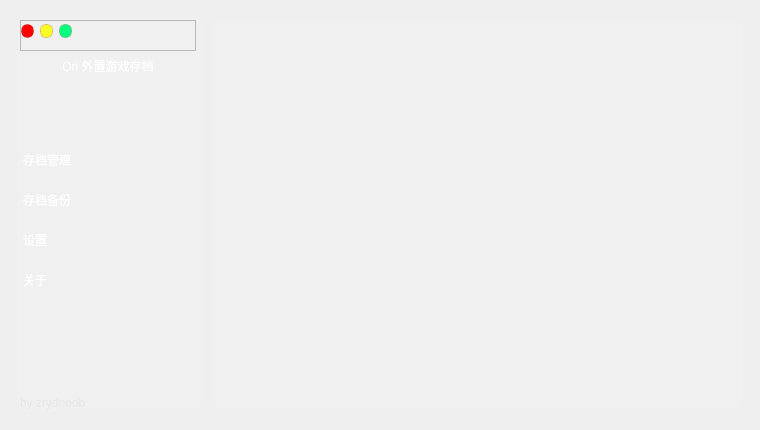
Before: the Qt Designer form untitled.ui in zrydnoob/Ori-Archive-Manager, drawn with Qt 5.
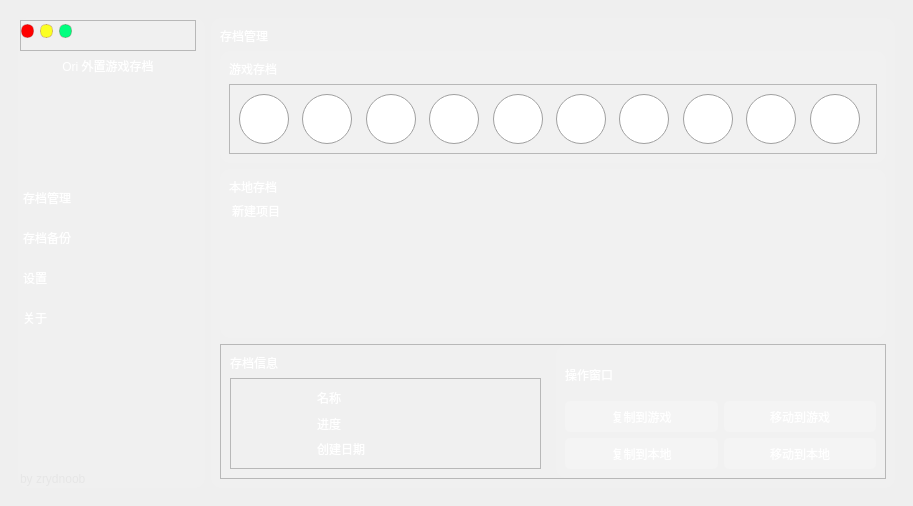
After: the same form once the commit is applied. Icons and pictures are not drawn.

Commit message: add(untitled.ui): 添加设置、存档管理、关于布局文件

```diff
--- a/untitled.ui
+++ b/untitled.ui
@@ -6,8 +6,8 @@
    <rect>
     <x>0</x>
     <y>0</y>
-    <width>760</width>
-    <height>430</height>
+    <width>913</width>
+    <height>506</height>
    </rect>
   </property>
   <property name="minimumSize">
@@ -19,6 +19,31 @@
   <property name="windowTitle">
    <string>MainWindow</string>
   </property>
+  <property name="styleSheet">
+   <string notr="true">QPushButton{
+	background-color: rgba(255, 255, 255, 50);
+	border-radius: 5px;
+	
+}
+
+QPushButton:hover{
+	background-color: rgba(255, 255, 255, 150);
+	border-radius: 5px;
+	color:rgb(185, 185, 185);
+}
+
+QPushButton:pressed{
+	background-color:rgba(209, 209, 209, 185);
+	border-radius: 5px;
+	color:rgb(185, 185, 185);
+}
+
+QPushButton:focus{
+	outline:none;
+}
+
+</string>
+  </property>
   <widget class="QWidget" name="centralwidget">
    <layout class="QGridLayout" name="gridLayout">
     <item row="0" column="0">
@@ -410,7 +435,955 @@
               </item>
              </layout>
             </widget>
-            <widget class="QWidget" name="page_2"/>
+            <widget class="QWidget" name="page_2">
+             <property name="styleSheet">
+              <string notr="true">QWidget#page_2{
+	background-color: transparent;
+}</string>
+             </property>
+             <layout class="QVBoxLayout" name="verticalLayout_12" stretch="0,0,1,0">
+              <item>
+               <widget class="QLabel" name="label_5">
+                <property name="styleSheet">
+                 <string notr="true">font: 12pt &quot;Alibaba PuHuiTi 3.0&quot;;</string>
+                </property>
+                <property name="text">
+                 <string>存档管理</string>
+                </property>
+               </widget>
+              </item>
+              <item>
+               <widget class="QFrame" name="frame_5">
+                <property name="styleSheet">
+                 <string notr="true">QFrame#frame_5{
+	border-radius:10px;
+	background-color: rgba(255, 255, 255, 10);
+}</string>
+                </property>
+                <property name="frameShape">
+                 <enum>QFrame::StyledPanel</enum>
+                </property>
+                <property name="frameShadow">
+                 <enum>QFrame::Raised</enum>
+                </property>
+                <layout class="QVBoxLayout" name="verticalLayout_2">
+                 <item>
+                  <widget class="QLabel" name="label_6">
+                   <property name="styleSheet">
+                    <string notr="true"/>
+                   </property>
+                   <property name="text">
+                    <string>游戏存档</string>
+                   </property>
+                  </widget>
+                 </item>
+                 <item>
+                  <widget class="QFrame" name="frame_9">
+                   <property name="frameShape">
+                    <enum>QFrame::StyledPanel</enum>
+                   </property>
+                   <property name="frameShadow">
+                    <enum>QFrame::Raised</enum>
+                   </property>
+                   <layout class="QHBoxLayout" name="horizontalLayout_3">
+                    <item>
+                     <widget class="QRadioButton" name="radioButton">
+                      <property name="styleSheet">
+                       <string notr="true">
+QRadioButton::indicator { 
+	width: 50px;
+	height: 50px;
+}
+
+
+QRadioButton::indicator::unchecked {
+	border-image: url(:/Placeholding/Placeholding/10972.png);
+	border-radius:25px;
+	background-color: rgba(255, 255, 255, 100);
+}
+
+QRadioButton::indicator::checked {
+	border-image: url(:/Placeholding/Placeholding/10972.png);
+	border-radius:25px;
+	background-color: rgb(83, 141, 217)
+}
+
+</string>
+                      </property>
+                      <property name="text">
+                       <string/>
+                      </property>
+                      <property name="autoExclusive">
+                       <bool>true</bool>
+                      </property>
+                     </widget>
+                    </item>
+                    <item>
+                     <widget class="QRadioButton" name="radioButton_2">
+                      <property name="styleSheet">
+                       <string notr="true">
+QRadioButton::indicator { 
+	width: 50px;
+	height: 50px;
+}
+
+
+QRadioButton::indicator::unchecked {
+	border-image: url(:/Placeholding/Placeholding/10972.png);
+	border-radius:25px;
+	background-color: rgba(255, 255, 255, 100);
+}
+
+QRadioButton::indicator::checked {
+	border-image: url(:/Placeholding/Placeholding/10972.png);
+	border-radius:25px;
+	background-color: rgb(83, 141, 217)
+}
+
+</string>
+                      </property>
+                      <property name="text">
+                       <string/>
+                      </property>
+                      <property name="autoExclusive">
+                       <bool>true</bool>
+                      </property>
+                     </widget>
+                    </item>
+                    <item>
+                     <widget class="QRadioButton" name="radioButton_3">
+                      <property name="styleSheet">
+                       <string notr="true">
+QRadioButton::indicator { 
+	width: 50px;
+	height: 50px;
+}
+
+
+QRadioButton::indicator::unchecked {
+	border-image: url(:/Placeholding/Placeholding/10972.png);
+	border-radius:25px;
+	background-color: rgba(255, 255, 255, 100);
+}
+
+QRadioButton::indicator::checked {
+	border-image: url(:/Placeholding/Placeholding/10972.png);
+	border-radius:25px;
+	background-color: rgb(83, 141, 217)
+}
+
+</string>
+                      </property>
+                      <property name="text">
+                       <string/>
+                      </property>
+                      <property name="autoExclusive">
+                       <bool>true</bool>
+                      </property>
+                     </widget>
+                    </item>
+                    <item>
+                     <widget class="QRadioButton" name="radioButton_4">
+                      <property name="styleSheet">
+                       <string notr="true">
+QRadioButton::indicator { 
+	width: 50px;
+	height: 50px;
+}
+
+
+QRadioButton::indicator::unchecked {
+	border-image: url(:/Placeholding/Placeholding/10972.png);
+	border-radius:25px;
+	background-color: rgba(255, 255, 255, 100);
+}
+
+QRadioButton::indicator::checked {
+	border-image: url(:/Placeholding/Placeholding/10972.png);
+	border-radius:25px;
+	background-color: rgb(83, 141, 217)
+}
+
+</string>
+                      </property>
+                      <property name="text">
+                       <string/>
+                      </property>
+                      <property name="autoExclusive">
+                       <bool>true</bool>
+                      </property>
+                     </widget>
+                    </item>
+                    <item>
+                     <widget class="QRadioButton" name="radioButton_5">
+                      <property name="styleSheet">
+                       <string notr="true">
+QRadioButton::indicator { 
+	width: 50px;
+	height: 50px;
+}
+
+
+QRadioButton::indicator::unchecked {
+	border-image: url(:/Placeholding/Placeholding/10972.png);
+	border-radius:25px;
+	background-color: rgba(255, 255, 255, 100);
+}
+
+QRadioButton::indicator::checked {
+	border-image: url(:/Placeholding/Placeholding/10972.png);
+	border-radius:25px;
+	background-color: rgb(83, 141, 217)
+}
+
+</string>
+                      </property>
+                      <property name="text">
+                       <string/>
+                      </property>
+                      <property name="autoExclusive">
+                       <bool>true</bool>
+                      </property>
+                     </widget>
+                    </item>
+                    <item>
+                     <widget class="QRadioButton" name="radioButton_6">
+                      <property name="styleSheet">
+                       <string notr="true">
+QRadioButton::indicator { 
+	width: 50px;
+	height: 50px;
+}
+
+
+QRadioButton::indicator::unchecked {
+	border-image: url(:/Placeholding/Placeholding/10972.png);
+	border-radius:25px;
+	background-color: rgba(255, 255, 255, 100);
+}
+
+QRadioButton::indicator::checked {
+	border-image: url(:/Placeholding/Placeholding/10972.png);
+	border-radius:25px;
+	background-color: rgb(83, 141, 217)
+}
+
+</string>
+                      </property>
+                      <property name="text">
+                       <string/>
+                      </property>
+                      <property name="autoExclusive">
+                       <bool>true</bool>
+                      </property>
+                     </widget>
+                    </item>
+                    <item>
+                     <widget class="QRadioButton" name="radioButton_7">
+                      <property name="styleSheet">
+                       <string notr="true">
+QRadioButton::indicator { 
+	width: 50px;
+	height: 50px;
+}
+
+
+QRadioButton::indicator::unchecked {
+	border-image: url(:/Placeholding/Placeholding/10972.png);
+	border-radius:25px;
+	background-color: rgba(255, 255, 255, 100);
+}
+
+QRadioButton::indicator::checked {
+	border-image: url(:/Placeholding/Placeholding/10972.png);
+	border-radius:25px;
+	background-color: rgb(83, 141, 217)
+}
+
+</string>
+                      </property>
+                      <property name="text">
+                       <string/>
+                      </property>
+                      <property name="autoExclusive">
+                       <bool>true</bool>
+                      </property>
+                     </widget>
+                    </item>
+                    <item>
+                     <widget class="QRadioButton" name="radioButton_8">
+                      <property name="styleSheet">
+                       <string notr="true">
+QRadioButton::indicator { 
+	width: 50px;
+	height: 50px;
+}
+
+
+QRadioButton::indicator::unchecked {
+	border-image: url(:/Placeholding/Placeholding/10972.png);
+	border-radius:25px;
+	background-color: rgba(255, 255, 255, 100);
+}
+
+QRadioButton::indicator::checked {
+	border-image: url(:/Placeholding/Placeholding/10972.png);
+	border-radius:25px;
+	background-color: rgb(83, 141, 217)
+}
+
+</string>
+                      </property>
+                      <property name="text">
+                       <string/>
+                      </property>
+                      <property name="autoExclusive">
+                       <bool>true</bool>
+                      </property>
+                     </widget>
+                    </item>
+                    <item>
+                     <widget class="QRadioButton" name="radioButton_9">
+                      <property name="styleSheet">
+                       <string notr="true">
+QRadioButton::indicator { 
+	width: 50px;
+	height: 50px;
+}
+
+
+QRadioButton::indicator::unchecked {
+	border-image: url(:/Placeholding/Placeholding/10972.png);
+	border-radius:25px;
+	background-color: rgba(255, 255, 255, 100);
+}
+
+QRadioButton::indicator::checked {
+	border-image: url(:/Placeholding/Placeholding/10972.png);
+	border-radius:25px;
+	background-color: rgb(83, 141, 217)
+}
+
+</string>
+                      </property>
+                      <property name="text">
+                       <string/>
+                      </property>
+                      <property name="autoExclusive">
+                       <bool>true</bool>
+                      </property>
+                     </widget>
+                    </item>
+                    <item>
+                     <widget class="QRadioButton" name="radioButton_10">
+                      <property name="styleSheet">
+                       <string notr="true">
+QRadioButton::indicator { 
+	width: 50px;
+	height: 50px;
+}
+
+
+QRadioButton::indicator::unchecked {
+	border-image: url(:/Placeholding/Placeholding/10972.png);
+	border-radius:25px;
+	background-color: rgba(255, 255, 255, 100);
+}
+
+QRadioButton::indicator::checked {
+	border-image: url(:/Placeholding/Placeholding/10972.png);
+	border-radius:25px;
+	background-color: rgb(83, 141, 217)
+}
+
+</string>
+                      </property>
+                      <property name="text">
+                       <string/>
+                      </property>
+                      <property name="autoExclusive">
+                       <bool>true</bool>
+                      </property>
+                     </widget>
+                    </item>
+                   </layout>
+                  </widget>
+                 </item>
+                </layout>
+               </widget>
+              </item>
+              <item>
+               <widget class="QFrame" name="frame_11">
+                <property name="styleSheet">
+                 <string notr="true">QFrame#frame_11{
+	border-radius:10px;
+	background-color: rgba(255, 255, 255, 10);
+}</string>
+                </property>
+                <property name="frameShape">
+                 <enum>QFrame::StyledPanel</enum>
+                </property>
+                <property name="frameShadow">
+                 <enum>QFrame::Raised</enum>
+                </property>
+                <layout class="QVBoxLayout" name="verticalLayout_10">
+                 <item>
+                  <widget class="QLabel" name="label_20">
+                   <property name="styleSheet">
+                    <string notr="true"/>
+                   </property>
+                   <property name="text">
+                    <string>本地存档</string>
+                   </property>
+                  </widget>
+                 </item>
+                 <item>
+                  <widget class="QListWidget" name="listWidget">
+                   <property name="styleSheet">
+                    <string notr="true">QListWidget{
+	background-color: transparent;
+	border:none;
+	font: 11pt &quot;Alibaba PuHuiTi 3.0&quot;;
+}
+
+QListWidget::Item{
+	color: rgb(255, 255, 255);
+	padding-left:4px;
+}
+
+QListWidget::Item:hover{
+	
+	background-color: qlineargradient(spread:pad, x1:0, y1:0, x2:0.068, y2:0, stop:0 rgba(0, 123, 201, 255), stop:0.495 rgba(0, 123, 201, 255), stop:0.505 rgba(0, 153, 192, 255), stop:1 rgba(0, 149, 193, 255))
+}
+
+QListWidget::Item:selected{
+	background-color: qlineargradient(spread:pad, x1:0, y1:0, x2:0.068, y2:0, stop:0 rgba(0, 123, 201, 255), stop:0.495 rgba(0, 123, 201, 255), stop:0.505 rgba(0, 153, 192, 255), stop:1 rgba(0, 149, 193, 255));
+	
+	color: rgb(216, 216, 216);
+}
+
+QListWidget:focus{
+	outline:none;
+}
+
+ QScrollBar:vertical {
+          border-width: 0px;
+          border: none;
+          background:rgba(64, 65, 79, 0);
+          width:12px;
+          margin: 0px 0px 0px 0px;
+      }
+      QScrollBar::handle:vertical {
+          background: qlineargradient(spread:pad, x1:0, y1:0, x2:0, y2:1, stop:0 rgba(20, 154, 198, 255), stop:1 rgba(0, 0, 0,0));
+          min-height: 20px;
+          max-height: 20px;
+          margin: 0 0px 0 0px;
+          border-radius: 6px;
+      }
+      QScrollBar::add-line:vertical {
+          background: qlineargradient(x1:0, y1:0, x2:1, y2:0,
+          stop: 0 rgba(64, 65, 79, 0), stop: 0.5 rgba(64, 65, 79, 0),  stop:1 rgba(64, 65, 79, 0));
+          height: 0px;
+          border: none;
+          subcontrol-position: bottom;
+          subcontrol-origin: margin;
+      }
+      QScrollBar::sub-line:vertical {
+          background: qlineargradient(x1:0, y1:0, x2:1, y2:0,
+          stop: 0  rgba(64, 65, 79, 0), stop: 0.5 rgba(64, 65, 79, 0),  stop:1 rgba(64, 65, 79, 0));
+          height: 0 px;
+          border: none;
+          subcontrol-position: top;
+          subcontrol-origin: margin;
+      }
+      QScrollBar::sub-page:vertical {
+      background: rgba(64, 65, 79, 0);
+      }
+
+      QScrollBar::add-page:vertical {
+      background: rgba(64, 65, 79, 0);
+      }
+</string>
+                   </property>
+                   <item>
+                    <property name="text">
+                     <string>新建项目</string>
+                    </property>
+                    <property name="icon">
+                     <iconset resource="resource/resource.qrc">
+                      <normaloff>:/Placeholding/Placeholding/10972.png</normaloff>:/Placeholding/Placeholding/10972.png</iconset>
+                    </property>
+                   </item>
+                  </widget>
+                 </item>
+                </layout>
+               </widget>
+              </item>
+              <item>
+               <widget class="QFrame" name="frame_12">
+                <property name="frameShape">
+                 <enum>QFrame::StyledPanel</enum>
+                </property>
+                <property name="frameShadow">
+                 <enum>QFrame::Raised</enum>
+                </property>
+                <layout class="QHBoxLayout" name="horizontalLayout_7">
+                 <property name="leftMargin">
+                  <number>0</number>
+                 </property>
+                 <property name="topMargin">
+                  <number>0</number>
+                 </property>
+                 <property name="rightMargin">
+                  <number>0</number>
+                 </property>
+                 <property name="bottomMargin">
+                  <number>0</number>
+                 </property>
+                 <item>
+                  <widget class="QFrame" name="frame">
+                   <property name="styleSheet">
+                    <string notr="true">QFrame#frame{
+	background-color: rgba(255, 255, 255, 10);
+	border-radius:10px;
+}</string>
+                   </property>
+                   <layout class="QVBoxLayout" name="verticalLayout_9" stretch="0,1">
+                    <item>
+                     <widget class="QLabel" name="label_16">
+                      <property name="text">
+                       <string>存档信息</string>
+                      </property>
+                     </widget>
+                    </item>
+                    <item>
+                     <widget class="QFrame" name="frame_10">
+                      <property name="frameShape">
+                       <enum>QFrame::StyledPanel</enum>
+                      </property>
+                      <property name="frameShadow">
+                       <enum>QFrame::Raised</enum>
+                      </property>
+                      <layout class="QHBoxLayout" name="horizontalLayout_6">
+                       <item>
+                        <widget class="QWidget" name="widget_2" native="true">
+                         <property name="minimumSize">
+                          <size>
+                           <width>71</width>
+                           <height>71</height>
+                          </size>
+                         </property>
+                         <property name="maximumSize">
+                          <size>
+                           <width>71</width>
+                           <height>71</height>
+                          </size>
+                         </property>
+                         <property name="styleSheet">
+                          <string notr="true">border-image: url(:/Placeholding/Placeholding/10972.png);</string>
+                         </property>
+                        </widget>
+                       </item>
+                       <item>
+                        <layout class="QVBoxLayout" name="verticalLayout_8">
+                         <item>
+                          <widget class="QLabel" name="label_17">
+                           <property name="text">
+                            <string>名称</string>
+                           </property>
+                          </widget>
+                         </item>
+                         <item>
+                          <widget class="QLabel" name="label_18">
+                           <property name="text">
+                            <string>进度</string>
+                           </property>
+                          </widget>
+                         </item>
+                         <item>
+                          <widget class="QLabel" name="label_19">
+                           <property name="text">
+                            <string>创建日期</string>
+                           </property>
+                          </widget>
+                         </item>
+                        </layout>
+                       </item>
+                      </layout>
+                     </widget>
+                    </item>
+                   </layout>
+                  </widget>
+                 </item>
+                 <item>
+                  <widget class="QFrame" name="frame_13">
+                   <property name="styleSheet">
+                    <string notr="true">QFrame#frame_13{
+	background-color: rgba(255, 255, 255, 10);
+	border-radius:10px;
+}</string>
+                   </property>
+                   <layout class="QVBoxLayout" name="verticalLayout_11">
+                    <item>
+                     <widget class="QLabel" name="label_21">
+                      <property name="text">
+                       <string>操作窗口</string>
+                      </property>
+                     </widget>
+                    </item>
+                    <item>
+                     <layout class="QGridLayout" name="gridLayout_5">
+                      <item row="0" column="0">
+                       <widget class="QPushButton" name="pushButton_4">
+                        <property name="minimumSize">
+                         <size>
+                          <width>91</width>
+                          <height>31</height>
+                         </size>
+                        </property>
+                        <property name="text">
+                         <string>复制到游戏</string>
+                        </property>
+                       </widget>
+                      </item>
+                      <item row="0" column="1">
+                       <widget class="QPushButton" name="pushButton_5">
+                        <property name="minimumSize">
+                         <size>
+                          <width>91</width>
+                          <height>31</height>
+                         </size>
+                        </property>
+                        <property name="text">
+                         <string>移动到游戏</string>
+                        </property>
+                       </widget>
+                      </item>
+                      <item row="1" column="0">
+                       <widget class="QPushButton" name="pushButton_6">
+                        <property name="minimumSize">
+                         <size>
+                          <width>91</width>
+                          <height>31</height>
+                         </size>
+                        </property>
+                        <property name="text">
+                         <string>复制到本地</string>
+                        </property>
+                       </widget>
+                      </item>
+                      <item row="1" column="1">
+                       <widget class="QPushButton" name="pushButton_7">
+                        <property name="minimumSize">
+                         <size>
+                          <width>91</width>
+                          <height>31</height>
+                         </size>
+                        </property>
+                        <property name="text">
+                         <string>移动到本地</string>
+                        </property>
+                       </widget>
+                      </item>
+                     </layout>
+                    </item>
+                   </layout>
+                  </widget>
+                 </item>
+                </layout>
+               </widget>
+              </item>
+             </layout>
+            </widget>
+            <widget class="QWidget" name="page_5">
+             <property name="styleSheet">
+              <string notr="true">QWidget{
+	background-color: transparent;
+}</string>
+             </property>
+             <layout class="QVBoxLayout" name="verticalLayout_7" stretch="0,1">
+              <item>
+               <widget class="QLabel" name="label_9">
+                <property name="styleSheet">
+                 <string notr="true">font: 12pt &quot;Alibaba PuHuiTi 3.0&quot;;</string>
+                </property>
+                <property name="text">
+                 <string>关于</string>
+                </property>
+               </widget>
+              </item>
+              <item>
+               <widget class="QFrame" name="frame_8">
+                <property name="frameShape">
+                 <enum>QFrame::StyledPanel</enum>
+                </property>
+                <property name="frameShadow">
+                 <enum>QFrame::Raised</enum>
+                </property>
+                <layout class="QVBoxLayout" name="verticalLayout_6">
+                 <item>
+                  <widget class="QLabel" name="label_14">
+                   <property name="styleSheet">
+                    <string notr="true">font: 14pt &quot;Alibaba PuHuiTi 3.0&quot;;</string>
+                   </property>
+                   <property name="text">
+                    <string>&lt;html&gt;&lt;head/&gt;&lt;body&gt;&lt;p&gt;Ori外置存档&lt;/p&gt;&lt;/body&gt;&lt;/html&gt;</string>
+                   </property>
+                   <property name="alignment">
+                    <set>Qt::AlignBottom|Qt::AlignHCenter</set>
+                   </property>
+                  </widget>
+                 </item>
+                 <item>
+                  <widget class="QLabel" name="label_15">
+                   <property name="text">
+                    <string>&lt;html&gt;&lt;head/&gt;&lt;body&gt;&lt;p&gt;作者:                zrydnoob&lt;/p&gt;&lt;p&gt;版本:                v0.1.0&lt;/p&gt;&lt;/body&gt;&lt;/html&gt;</string>
+                   </property>
+                   <property name="alignment">
+                    <set>Qt::AlignHCenter|Qt::AlignTop</set>
+                   </property>
+                  </widget>
+                 </item>
+                </layout>
+               </widget>
+              </item>
+             </layout>
+            </widget>
+            <widget class="QWidget" name="page_4">
+             <property name="styleSheet">
+              <string notr="true">QWidget#page_4{
+	background-color: transparent;
+}</string>
+             </property>
+             <layout class="QVBoxLayout" name="verticalLayout_5">
+              <item>
+               <widget class="QLabel" name="label_8">
+                <property name="styleSheet">
+                 <string notr="true">font: 12pt &quot;Alibaba PuHuiTi 3.0&quot;;</string>
+                </property>
+                <property name="text">
+                 <string>设置</string>
+                </property>
+               </widget>
+              </item>
+              <item>
+               <widget class="QFrame" name="frame_6">
+                <property name="styleSheet">
+                 <string notr="true">QFrame#frame_6{
+border-radius: 10px;
+background-color: rgba(255, 255, 255, 10);
+}</string>
+                </property>
+                <property name="frameShape">
+                 <enum>QFrame::StyledPanel</enum>
+                </property>
+                <property name="frameShadow">
+                 <enum>QFrame::Raised</enum>
+                </property>
+                <layout class="QVBoxLayout" name="verticalLayout_3">
+                 <item>
+                  <widget class="QLabel" name="label_10">
+                   <property name="text">
+                    <string>游戏存档路径</string>
+                   </property>
+                  </widget>
+                 </item>
+                 <item>
+                  <widget class="QLabel" name="label_11">
+                   <property name="styleSheet">
+                    <string notr="true">font: 10pt &quot;Alibaba PuHuiTi 3.0&quot;;</string>
+                   </property>
+                   <property name="text">
+                    <string>null</string>
+                   </property>
+                  </widget>
+                 </item>
+                 <item>
+                  <layout class="QHBoxLayout" name="horizontalLayout_4">
+                   <item>
+                    <spacer name="horizontalSpacer_2">
+                     <property name="orientation">
+                      <enum>Qt::Horizontal</enum>
+                     </property>
+                     <property name="sizeHint" stdset="0">
+                      <size>
+                       <width>40</width>
+                       <height>20</height>
+                      </size>
+                     </property>
+                    </spacer>
+                   </item>
+                   <item>
+                    <widget class="QPushButton" name="pushButton_21">
+                     <property name="minimumSize">
+                      <size>
+                       <width>100</width>
+                       <height>24</height>
+                      </size>
+                     </property>
+                     <property name="maximumSize">
+                      <size>
+                       <width>100</width>
+                       <height>24</height>
+                      </size>
+                     </property>
+                     <property name="text">
+                      <string>选择游戏存档目录</string>
+                     </property>
+                    </widget>
+                   </item>
+                   <item>
+                    <widget class="QPushButton" name="pushButton_22">
+                     <property name="minimumSize">
+                      <size>
+                       <width>104</width>
+                       <height>24</height>
+                      </size>
+                     </property>
+                     <property name="maximumSize">
+                      <size>
+                       <width>104</width>
+                       <height>24</height>
+                      </size>
+                     </property>
+                     <property name="text">
+                      <string>打开游戏存档目录</string>
+                     </property>
+                    </widget>
+                   </item>
+                  </layout>
+                 </item>
+                </layout>
+               </widget>
+              </item>
+              <item>
+               <widget class="QFrame" name="frame_7">
+                <property name="styleSheet">
+                 <string notr="true">QFrame#frame_7{
+border-radius: 10px;
+background-color: rgba(255, 255, 255, 10);
+}</string>
+                </property>
+                <property name="frameShape">
+                 <enum>QFrame::StyledPanel</enum>
+                </property>
+                <property name="frameShadow">
+                 <enum>QFrame::Raised</enum>
+                </property>
+                <layout class="QVBoxLayout" name="verticalLayout_4">
+                 <item>
+                  <widget class="QLabel" name="label_12">
+                   <property name="text">
+                    <string>本地存档路径</string>
+                   </property>
+                  </widget>
+                 </item>
+                 <item>
+                  <widget class="QLabel" name="label_13">
+                   <property name="styleSheet">
+                    <string notr="true">font: 10pt &quot;Alibaba PuHuiTi 3.0&quot;;</string>
+                   </property>
+                   <property name="text">
+                    <string>null</string>
+                   </property>
+                  </widget>
+                 </item>
+                 <item>
+                  <layout class="QHBoxLayout" name="horizontalLayout_5">
+                   <item>
+                    <spacer name="horizontalSpacer_3">
+                     <property name="orientation">
+                      <enum>Qt::Horizontal</enum>
+                     </property>
+                     <property name="sizeHint" stdset="0">
+                      <size>
+                       <width>40</width>
+                       <height>20</height>
+                      </size>
+                     </property>
+                    </spacer>
+                   </item>
+                   <item>
+                    <widget class="QPushButton" name="pushButton_23">
+                     <property name="minimumSize">
+                      <size>
+                       <width>100</width>
+                       <height>24</height>
+                      </size>
+                     </property>
+                     <property name="maximumSize">
+                      <size>
+                       <width>100</width>
+                       <height>24</height>
+                      </size>
+                     </property>
+                     <property name="text">
+                      <string>选择本地存档目录</string>
+                     </property>
+                    </widget>
+                   </item>
+                   <item>
+                    <widget class="QPushButton" name="pushButton_24">
+                     <property name="minimumSize">
+                      <size>
+                       <width>104</width>
+                       <height>24</height>
+                      </size>
+                     </property>
+                     <property name="maximumSize">
+                      <size>
+                       <width>104</width>
+                       <height>24</height>
+                      </size>
+                     </property>
+                     <property name="text">
+                      <string>打开游戏存档目录</string>
+                     </property>
+                    </widget>
+                   </item>
+                  </layout>
+                 </item>
+                </layout>
+               </widget>
+              </item>
+              <item>
+               <spacer name="verticalSpacer_3">
+                <property name="orientation">
+                 <enum>Qt::Vertical</enum>
+                </property>
+                <property name="sizeHint" stdset="0">
+                 <size>
+                  <width>20</width>
+                  <height>40</height>
+                 </size>
+                </property>
+               </spacer>
+              </item>
+             </layout>
+            </widget>
+            <widget class="QWidget" name="page_3">
+             <property name="styleSheet">
+              <string notr="true">QWidget{
+	background-color: transparent;
+}</string>
+             </property>
+             <widget class="QLabel" name="label_7">
+              <property name="geometry">
+               <rect>
+                <x>10</x>
+                <y>10</y>
+                <width>80</width>
+                <height>22</height>
+               </rect>
+              </property>
+              <property name="styleSheet">
+               <string notr="true">font: 12pt &quot;Alibaba PuHuiTi 3.0&quot;;</string>
+              </property>
+              <property name="text">
+               <string>存档备份</string>
+              </property>
+             </widget>
+            </widget>
            </widget>
           </item>
          </layout>
```
Left out of the diff: 5 changed lines with no effect on the pictures. The commit also changes 2 other files.
